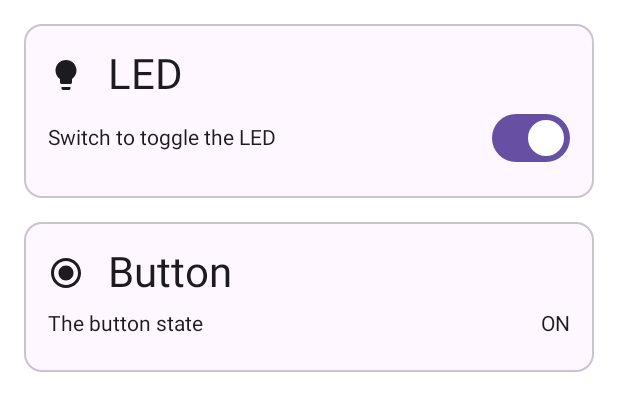
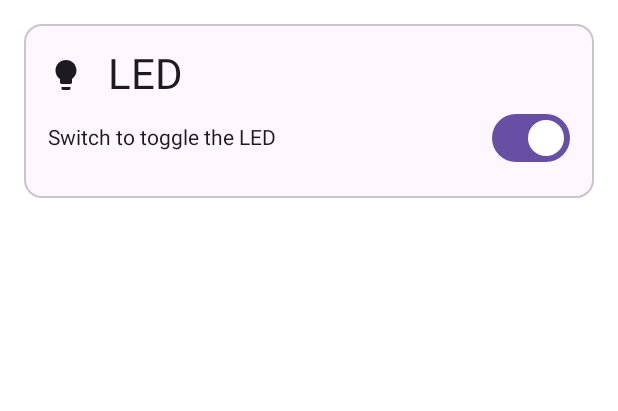
Before and after one commit to matthewberryman/busy-status, an Android app built with Jetpack Compose: the @Preview function BlinkyControlViewPreview, on a phone screen of 412 x 824 dp. Shown: the top 411 px of the screen. Run offline under Robolectric (Android 15) with nearby library versions, the phone set to English and light mode, and no system bars; missing, so only their content is drawn: NordicTheme.

Commit message:
remove button refs

```diff
--- a/Android/blinky/ui/src/main/java/no/nordicsemi/android/blinky/ui/control/view/BlinkyControlView.kt
+++ b/Android/blinky/ui/src/main/java/no/nordicsemi/android/blinky/ui/control/view/BlinkyControlView.kt
@@ -12,7 +12,6 @@ import no.nordicsemi.android.common.theme.NordicTheme
 @Composable
 internal fun BlinkyControlView(
     ledState: Boolean,
-    buttonState: Boolean,
     onStateChanged: (Boolean) -> Unit,
     modifier: Modifier = Modifier,
 ) {
@@ -24,10 +23,6 @@ internal fun BlinkyControlView(
             state = ledState,
             onStateChanged = onStateChanged,
         )
-
-        ButtonControlView(
-            state = buttonState
-        )
     }
 }
 
@@ -37,7 +32,6 @@ private fun BlinkyControlViewPreview() {
     NordicTheme {
         BlinkyControlView(
             ledState = true,
-            buttonState = true,
             onStateChanged = {},
             modifier = Modifier.padding(16.dp),
         )
--- a/Android/blinky/ui/src/main/java/no/nordicsemi/android/blinky/ui/control/view/BlinkyScreen.kt
+++ b/Android/blinky/ui/src/main/java/no/nordicsemi/android/blinky/ui/control/view/BlinkyScreen.kt
@@ -64,7 +64,6 @@ internal fun BlinkyScreen(
 
                     BlinkyControlView(
                         ledState = ledState,
-                        buttonState = buttonState,
                         onStateChanged = { viewModel.turnLed(it) },
                         modifier = Modifier
                             .widthIn(max = 460.dp)
--- a/Android/blinky/ui/src/main/java/no/nordicsemi/android/blinky/ui/control/view/ButtonControlView.kt
+++ /dev/null
@@ -1,78 +0,0 @@
-package no.nordicsemi.android.blinky.ui.control.view
-
-import androidx.compose.foundation.Image
-import androidx.compose.foundation.layout.Column
-import androidx.compose.foundation.layout.Row
-import androidx.compose.foundation.layout.fillMaxWidth
-import androidx.compose.foundation.layout.padding
-import androidx.compose.material.icons.Icons
-import androidx.compose.material.icons.filled.RadioButtonChecked
-import androidx.compose.material3.MaterialTheme
-import androidx.compose.material3.OutlinedCard
-import androidx.compose.material3.Text
-import androidx.compose.runtime.Composable
-import androidx.compose.ui.Alignment
-import androidx.compose.ui.Modifier
-import androidx.compose.ui.graphics.ColorFilter
-import androidx.compose.ui.res.stringResource
-import androidx.compose.ui.tooling.preview.Preview
-import androidx.compose.ui.unit.dp
-import no.nordicsemi.android.blinky.ui.R
-import no.nordicsemi.android.common.theme.NordicTheme
-
-@Composable
-internal fun ButtonControlView(
-    state: Boolean,
-    modifier: Modifier = Modifier,
-) {
-    OutlinedCard(
-        modifier = modifier
-    ) {
-        Column(
-            modifier = Modifier
-                .padding(16.dp)
-        ) {
-            Row(
-                modifier = Modifier
-                    .fillMaxWidth(),
-                verticalAlignment = Alignment.CenterVertically,
-            ) {
-                Image(
-                    imageVector = Icons.Default.RadioButtonChecked,
-                    contentDescription = null,
-                    modifier = Modifier.padding(end = 16.dp),
-                    colorFilter = ColorFilter.tint(MaterialTheme.colorScheme.onSurface)
-                )
-                Text(
-                    text = stringResource(R.string.blinky_button),
-                    style = MaterialTheme.typography.headlineMedium,
-                )
-            }
-            Row(
-                modifier = Modifier
-                    .fillMaxWidth()
-                    .padding(vertical = 8.dp),
-                verticalAlignment = Alignment.CenterVertically,
-            ) {
-                Text(
-                    text = stringResource(R.string.blinky_button_descr),
-                    modifier = Modifier.weight(1f)
-                )
-                Text(
-                    text = if (state) stringResource(R.string.blinky_on) else stringResource(R.string.blinky_off),
-                )
-            }
-        }
-    }
-}
-
-@Composable
-@Preview
-private fun ButtonControlViewPreview() {
-    NordicTheme {
-        ButtonControlView(
-            state = true,
-            modifier = Modifier.padding(16.dp),
-        )
-    }
-}
--- a/Android/blinky/ui/src/main/res/values/string.xml
+++ b/Android/blinky/ui/src/main/res/values/string.xml
@@ -6,10 +6,5 @@
     <string name="blinky_led">LED</string>
     <string name="blinky_led_descr">Switch to toggle the LED</string>
 
-    <string name="blinky_button">Button</string>
-    <string name="blinky_button_descr">The button state</string>
-    <string name="blinky_on">ON</string>
-    <string name="blinky_off">OFF</string>
-
-    <string name="scanner_title">nRF Blinky</string>
+    <string name="scanner_title">Busy Status</string>
 </resources>
```
Also changed, not shown: Android/blinky/ble/src/main/java/no/nordicsemi/android/blinky/ble/BlinkyManager.kt (+0 -36 lines), Android/blinky/ble/src/main/java/no/nordicsemi/android/blinky/ble/data/ButtonCallback.kt (deleted, +0 -19 lines), Android/blinky/ble/src/main/java/no/nordicsemi/android/blinky/ble/data/ButtonState.kt (deleted, +0 -11 lines).
